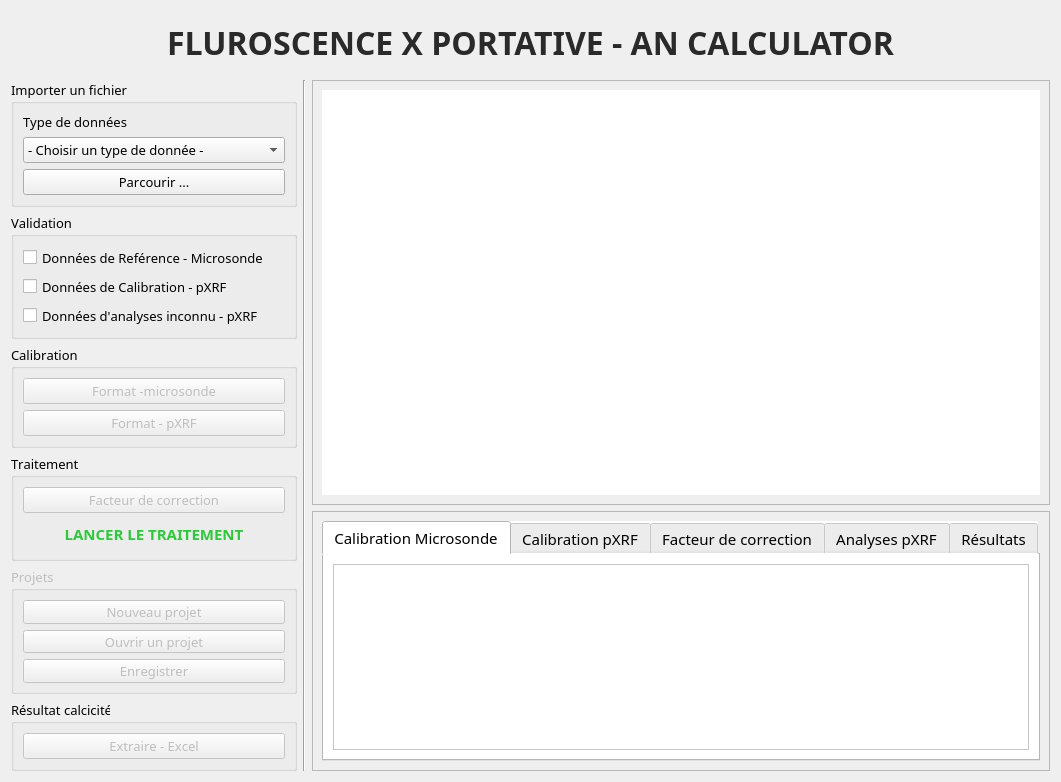
The window that ui/interface.ui (Enigmatiic/pXRF_An_Content_Calculator) describes before a commit, drawn with Qt 5.
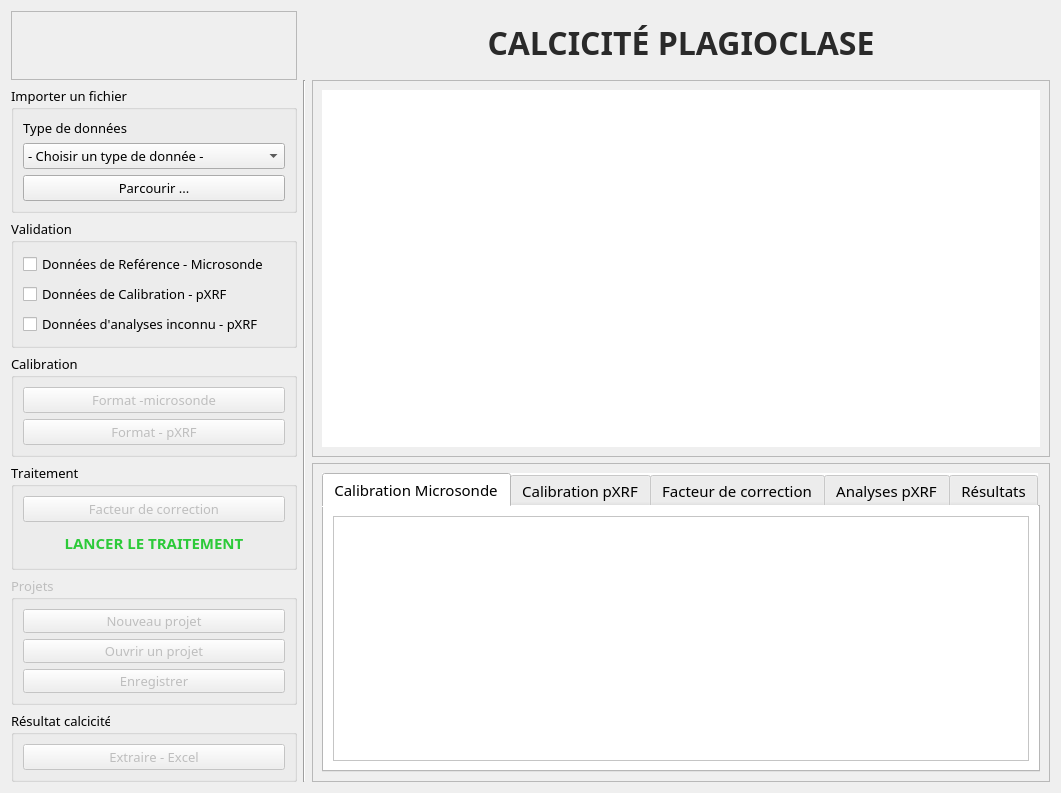
The same window after the commit. Icons and pictures are not drawn.

```diff
--- a/ui/interface.ui
+++ b/ui/interface.ui
@@ -7,84 +7,64 @@
     <x>0</x>
     <y>0</y>
     <width>1061</width>
-    <height>782</height>
+    <height>793</height>
    </rect>
   </property>
   <property name="minimumSize">
    <size>
     <width>1061</width>
-    <height>782</height>
+    <height>793</height>
    </size>
   </property>
   <property name="maximumSize">
    <size>
     <width>1061</width>
-    <height>782</height>
+    <height>793</height>
    </size>
   </property>
   <property name="windowTitle">
    <string>Form</string>
   </property>
-  <layout class="QGridLayout" name="gridLayout_4">
-   <item row="3" column="0">
-    <widget class="QGroupBox" name="gb_calibration">
-     <property name="font">
-      <font>
-       <family>Poppins</family>
-       <pointsize>10</pointsize>
-       <stylestrategy>PreferAntialias</stylestrategy>
-       <kerning>false</kerning>
-      </font>
+  <layout class="QGridLayout" name="gridLayout_11">
+   <item row="0" column="0" rowspan="2">
+    <widget class="QFrame" name="frame_3">
+     <property name="frameShape">
+      <enum>QFrame::StyledPanel</enum>
      </property>
-     <property name="title">
-      <string>Calibration</string>
+     <property name="frameShadow">
+      <enum>QFrame::Raised</enum>
      </property>
-     <layout class="QVBoxLayout" name="verticalLayout_9">
-      <item>
-       <widget class="QPushButton" name="pb_formatProbe">
-        <property name="enabled">
-         <bool>false</bool>
+     <layout class="QGridLayout" name="gridLayout_4">
+      <item row="0" column="0">
+       <widget class="QLabel" name="label">
+        <property name="layoutDirection">
+         <enum>Qt::LeftToRight</enum>
         </property>
         <property name="cursor">
          <cursorShape>PointingHandCursor</cursorShape>
         </property>
         <property name="text">
-         <string>Format -microsonde</string>
+         <string/>
         </property>
         <property name="icon">
          <iconset>
           <normaloff>img/format.ico</normaloff>img/format.ico</iconset>
         </property>
-       </widget>
-      </item>
-      <item>
-       <widget class="QPushButton" name="pb_formatPXRF">
-        <property name="enabled">
+        <property name="scaledContents">
          <bool>false</bool>
         </property>
-        <property name="cursor">
-         <cursorShape>PointingHandCursor</cursorShape>
+        <property name="alignment">
+         <set>Qt::AlignCenter</set>
         </property>
-        <property name="text">
-         <string>Format - pXRF</string>
-        </property>
-        <property name="icon">
-         <iconset>
-          <normaloff>img/format.ico</normaloff>img/format.ico</iconset>
+        <property name="wordWrap">
+         <bool>true</bool>
         </property>
        </widget>
       </item>
      </layout>
     </widget>
    </item>
-   <item row="1" column="1" rowspan="7">
-    <widget class="Line" name="verticalLine_divider">
-     <property name="orientation">
-      <enum>Qt::Vertical</enum>
-     </property>
-    </widget>
-   </item>
-   <item row="0" column="0" colspan="3">
+   <item row="0" column="2">
     <widget class="QFrame" name="frame_app_title">
      <property name="styleSheet">
       <string notr="true">border-color: rgba(255, 255, 255, 0);</string>
@@ -95,8 +75,8 @@
      <property name="frameShadow">
       <enum>QFrame::Raised</enum>
      </property>
-     <layout class="QVBoxLayout" name="verticalLayout">
-      <item>
+     <layout class="QGridLayout" name="gridLayout_10">
+      <item row="0" column="0">
        <widget class="QLabel" name="label_app_title">
         <property name="font">
          <font>
@@ -111,7 +91,7 @@
 color: rgb(42, 42, 42);</string>
         </property>
         <property name="text">
-         <string>FLUROSCENCE X PORTATIVE - AN CALCULATOR</string>
+         <string>CALCICITÉ PLAGIOCLASE</string>
         </property>
         <property name="scaledContents">
          <bool>true</bool>
@@ -124,95 +104,15 @@
      </layout>
     </widget>
    </item>
-   <item row="6" column="0">
-    <widget class="QGroupBox" name="gb_project">
-     <property name="enabled">
-      <bool>false</bool>
+   <item row="1" column="1" rowspan="7">
+    <widget class="Line" name="verticalLine_divider">
+     <property name="orientation">
+      <enum>Qt::Vertical</enum>
      </property>
-     <property name="font">
-      <font>
-       <family>Poppins</family>
-       <pointsize>10</pointsize>
-       <stylestrategy>PreferAntialias</stylestrategy>
-       <kerning>false</kerning>
-      </font>
-     </property>
-     <property name="title">
-      <string>Projets</string>
-     </property>
-     <layout class="QGridLayout" name="gridLayout_2">
-      <item row="2" column="0">
-       <widget class="QPushButton" name="pb_openProject">
-        <property name="cursor">
-         <cursorShape>ForbiddenCursor</cursorShape>
-        </property>
-        <property name="text">
-         <string>Ouvrir un projet</string>
-        </property>
-       </widget>
-      </item>
-      <item row="3" column="0">
-       <widget class="QPushButton" name="pb_saveProject">
-        <property name="cursor">
-         <cursorShape>ForbiddenCursor</cursorShape>
-        </property>
-        <property name="text">
-         <string>Enregistrer</string>
-        </property>
-       </widget>
-      </item>
-      <item row="0" column="0">
-       <widget class="QPushButton" name="pb_newProject">
-        <property name="cursor">
-         <cursorShape>ForbiddenCursor</cursorShape>
-        </property>
-        <property name="text">
-         <string>Nouveau projet</string>
-        </property>
-       </widget>
-      </item>
-     </layout>
     </widget>
    </item>
-   <item row="7" column="0">
-    <widget class="QGroupBox" name="gb_resultCalcicite">
-     <property name="font">
-      <font>
-       <family>Poppins</family>
-       <pointsize>10</pointsize>
-       <stylestrategy>PreferAntialias</stylestrategy>
-       <kerning>false</kerning>
-      </font>
-     </property>
-     <property name="title">
-      <string>Résultat calcicité</string>
-     </property>
-     <layout class="QVBoxLayout" name="verticalLayout_15">
-      <item>
-       <widget class="QPushButton" name="pb_extractResult">
-        <property name="enabled">
-         <bool>false</bool>
-        </property>
-        <property name="cursor">
-         <cursorShape>PointingHandCursor</cursorShape>
-        </property>
-        <property name="text">
-         <string>Extraire - Excel</string>
-        </property>
-        <property name="icon">
-         <iconset>
-          <normaloff>img/save.ico</normaloff>img/save.ico</iconset>
-        </property>
-        <property name="flat">
-         <bool>false</bool>
-        </property>
-       </widget>
-      </item>
-     </layout>
-    </widget>
-   </item>
-   <item row="5" column="2" rowspan="3">
-    <widget class="QFrame" name="frame_2">
+   <item row="1" column="2" rowspan="4">
+    <widget class="QFrame" name="frame">
      <property name="styleSheet">
       <string notr="true">background-color: rgba(217, 217, 217, .4);</string>
      </property>
@@ -222,77 +122,24 @@
      <property name="frameShadow">
       <enum>QFrame::Raised</enum>
      </property>
-     <layout class="QGridLayout" name="gridLayout_3">
+     <layout class="QGridLayout" name="gridLayout">
       <item row="0" column="0">
-       <widget class="QTabWidget" name="tw_tabs">
-        <property name="font">
-         <font>
-          <family>Poppins</family>
-          <pointsize>11</pointsize>
-         </font>
+       <widget class="QGraphicsView" name="gv_chart">
+        <property name="cursor" stdset="0">
+         <cursorShape>CrossCursor</cursorShape>
         </property>
         <property name="styleSheet">
          <string notr="true">background-color: rgb(255, 255, 255);</string>
         </property>
-        <property name="currentIndex">
-         <number>0</number>
+        <property name="frameShape">
+         <enum>QFrame::NoFrame</enum>
         </property>
-        <widget class="QWidget" name="tab_calibration_probe">
-         <attribute name="title">
-          <string>Calibration Microsonde</string>
-         </attribute>
-         <layout class="QGridLayout" name="gridLayout_6">
-          <item row="0" column="0">
-           <widget class="QTableWidget" name="tableWidget"/>
-          </item>
-         </layout>
-        </widget>
-        <widget class="QWidget" name="tab_calibration_pxrf">
-         <attribute name="title">
-          <string>Calibration pXRF</string>
-         </attribute>
-         <layout class="QGridLayout" name="gridLayout_5">
-          <item row="0" column="0">
-           <widget class="QTableWidget" name="tableWidget_2"/>
-          </item>
-         </layout>
-        </widget>
-        <widget class="QWidget" name="tab_correction_factor">
-         <attribute name="title">
-          <string>Facteur de correction</string>
-         </attribute>
-         <layout class="QGridLayout" name="gridLayout_7">
-          <item row="0" column="0">
-           <widget class="QTableWidget" name="tableWidget_3"/>
-          </item>
-         </layout>
-        </widget>
-        <widget class="QWidget" name="tab_pxrf_analysis">
-         <attribute name="title">
-          <string>Analyses pXRF</string>
-         </attribute>
-         <layout class="QGridLayout" name="gridLayout_8">
-          <item row="0" column="0">
-           <widget class="QTableWidget" name="tableWidget_4"/>
-          </item>
-         </layout>
-        </widget>
-        <widget class="QWidget" name="tab_results">
-         <attribute name="title">
-          <string>Résultats</string>
-         </attribute>
-         <layout class="QGridLayout" name="gridLayout_9">
-          <item row="0" column="0">
-           <widget class="QTableWidget" name="tableWidget_5"/>
-          </item>
-         </layout>
-        </widget>
        </widget>
       </item>
      </layout>
     </widget>
    </item>
-   <item row="1" column="0">
+   <item row="2" column="0">
     <widget class="QGroupBox" name="gb_importFile">
      <property name="font">
       <font>
@@ -369,7 +216,7 @@
      </layout>
     </widget>
    </item>
-   <item row="2" column="0">
+   <item row="3" column="0">
     <widget class="QGroupBox" name="gb_validation">
      <property name="font">
       <font>
@@ -437,7 +284,58 @@
      </layout>
     </widget>
    </item>
-   <item row="4" column="0" rowspan="2">
+   <item row="4" column="0">
+    <widget class="QGroupBox" name="gb_calibration">
+     <property name="font">
+      <font>
+       <family>Poppins</family>
+       <pointsize>10</pointsize>
+       <stylestrategy>PreferAntialias</stylestrategy>
+       <kerning>false</kerning>
+      </font>
+     </property>
+     <property name="title">
+      <string>Calibration</string>
+     </property>
+     <layout class="QVBoxLayout" name="verticalLayout_9">
+      <item>
+       <widget class="QPushButton" name="pb_formatProbe">
+        <property name="enabled">
+         <bool>false</bool>
+        </property>
+        <property name="cursor">
+         <cursorShape>PointingHandCursor</cursorShape>
+        </property>
+        <property name="text">
+         <string>Format -microsonde</string>
+        </property>
+        <property name="icon">
+         <iconset>
+          <normaloff>img/format.ico</normaloff>img/format.ico</iconset>
+        </property>
+       </widget>
+      </item>
+      <item>
+       <widget class="QPushButton" name="pb_formatPXRF">
+        <property name="enabled">
+         <bool>false</bool>
+        </property>
+        <property name="cursor">
+         <cursorShape>PointingHandCursor</cursorShape>
+        </property>
+        <property name="text">
+         <string>Format - pXRF</string>
+        </property>
+        <property name="icon">
+         <iconset>
+          <normaloff>img/format.ico</normaloff>img/format.ico</iconset>
+        </property>
+       </widget>
+      </item>
+     </layout>
+    </widget>
+   </item>
+   <item row="5" column="0">
     <widget class="QGroupBox" name="gb_traitment">
      <property name="font">
       <font>
@@ -507,8 +405,8 @@
      </layout>
     </widget>
    </item>
-   <item row="1" column="2" rowspan="4">
-    <widget class="QFrame" name="frame">
+   <item row="5" column="2" rowspan="3">
+    <widget class="QFrame" name="frame_2">
      <property name="styleSheet">
       <string notr="true">background-color: rgba(217, 217, 217, .4);</string>
      </property>
@@ -518,17 +416,157 @@
      <property name="frameShadow">
       <enum>QFrame::Raised</enum>
      </property>
-     <layout class="QGridLayout" name="gridLayout">
+     <layout class="QGridLayout" name="gridLayout_3">
       <item row="0" column="0">
-       <widget class="QGraphicsView" name="gv_chart">
-        <property name="cursor" stdset="0">
-         <cursorShape>CrossCursor</cursorShape>
+       <widget class="QTabWidget" name="tw_tabs">
+        <property name="font">
+         <font>
+          <family>Poppins</family>
+          <pointsize>11</pointsize>
+         </font>
         </property>
         <property name="styleSheet">
          <string notr="true">background-color: rgb(255, 255, 255);</string>
         </property>
-        <property name="frameShape">
-         <enum>QFrame::NoFrame</enum>
+        <property name="currentIndex">
+         <number>0</number>
+        </property>
+        <widget class="QWidget" name="tab_calibration_probe">
+         <attribute name="title">
+          <string>Calibration Microsonde</string>
+         </attribute>
+         <layout class="QGridLayout" name="gridLayout_6">
+          <item row="0" column="0">
+           <widget class="QTableWidget" name="tableWidget"/>
+          </item>
+         </layout>
+        </widget>
+        <widget class="QWidget" name="tab_calibration_pxrf">
+         <attribute name="title">
+          <string>Calibration pXRF</string>
+         </attribute>
+         <layout class="QGridLayout" name="gridLayout_5">
+          <item row="0" column="0">
+           <widget class="QTableWidget" name="tableWidget_2"/>
+          </item>
+         </layout>
+        </widget>
+        <widget class="QWidget" name="tab_correction_factor">
+         <attribute name="title">
+          <string>Facteur de correction</string>
+         </attribute>
+         <layout class="QGridLayout" name="gridLayout_7">
+          <item row="0" column="0">
+           <widget class="QTableWidget" name="tableWidget_3"/>
+          </item>
+         </layout>
+        </widget>
+        <widget class="QWidget" name="tab_pxrf_analysis">
+         <attribute name="title">
+          <string>Analyses pXRF</string>
+         </attribute>
+         <layout class="QGridLayout" name="gridLayout_8">
+          <item row="0" column="0">
+           <widget class="QTableWidget" name="tableWidget_4"/>
+          </item>
+         </layout>
+        </widget>
+        <widget class="QWidget" name="tab_results">
+         <attribute name="title">
+          <string>Résultats</string>
+         </attribute>
+         <layout class="QGridLayout" name="gridLayout_9">
+          <item row="0" column="0">
+           <widget class="QTableWidget" name="tableWidget_5"/>
+          </item>
+         </layout>
+        </widget>
+       </widget>
+      </item>
+     </layout>
+    </widget>
+   </item>
+   <item row="6" column="0">
+    <widget class="QGroupBox" name="gb_project">
+     <property name="enabled">
+      <bool>false</bool>
+     </property>
+     <property name="font">
+      <font>
+       <family>Poppins</family>
+       <pointsize>10</pointsize>
+       <stylestrategy>PreferAntialias</stylestrategy>
+       <kerning>false</kerning>
+      </font>
+     </property>
+     <property name="title">
+      <string>Projets</string>
+     </property>
+     <layout class="QGridLayout" name="gridLayout_2">
+      <item row="2" column="0">
+       <widget class="QPushButton" name="pb_openProject">
+        <property name="cursor">
+         <cursorShape>ForbiddenCursor</cursorShape>
+        </property>
+        <property name="text">
+         <string>Ouvrir un projet</string>
+        </property>
+       </widget>
+      </item>
+      <item row="3" column="0">
+       <widget class="QPushButton" name="pb_saveProject">
+        <property name="cursor">
+         <cursorShape>ForbiddenCursor</cursorShape>
+        </property>
+        <property name="text">
+         <string>Enregistrer</string>
+        </property>
+       </widget>
+      </item>
+      <item row="0" column="0">
+       <widget class="QPushButton" name="pb_newProject">
+        <property name="cursor">
+         <cursorShape>ForbiddenCursor</cursorShape>
+        </property>
+        <property name="text">
+         <string>Nouveau projet</string>
+        </property>
+       </widget>
+      </item>
+     </layout>
+    </widget>
+   </item>
+   <item row="7" column="0">
+    <widget class="QGroupBox" name="gb_resultCalcicite">
+     <property name="font">
+      <font>
+       <family>Poppins</family>
+       <pointsize>10</pointsize>
+       <stylestrategy>PreferAntialias</stylestrategy>
+       <kerning>false</kerning>
+      </font>
+     </property>
+     <property name="title">
+      <string>Résultat calcicité</string>
+     </property>
+     <layout class="QVBoxLayout" name="verticalLayout_15">
+      <item>
+       <widget class="QPushButton" name="pb_extractResult">
+        <property name="enabled">
+         <bool>false</bool>
+        </property>
+        <property name="cursor">
+         <cursorShape>PointingHandCursor</cursorShape>
+        </property>
+        <property name="text">
+         <string>Extraire - Excel</string>
+        </property>
+        <property name="icon">
+         <iconset>
+          <normaloff>img/save.ico</normaloff>img/save.ico</iconset>
+        </property>
+        <property name="flat">
+         <bool>false</bool>
         </property>
        </widget>
       </item>
```
Left out of the diff: 10 changed lines with no effect on the pictures.
